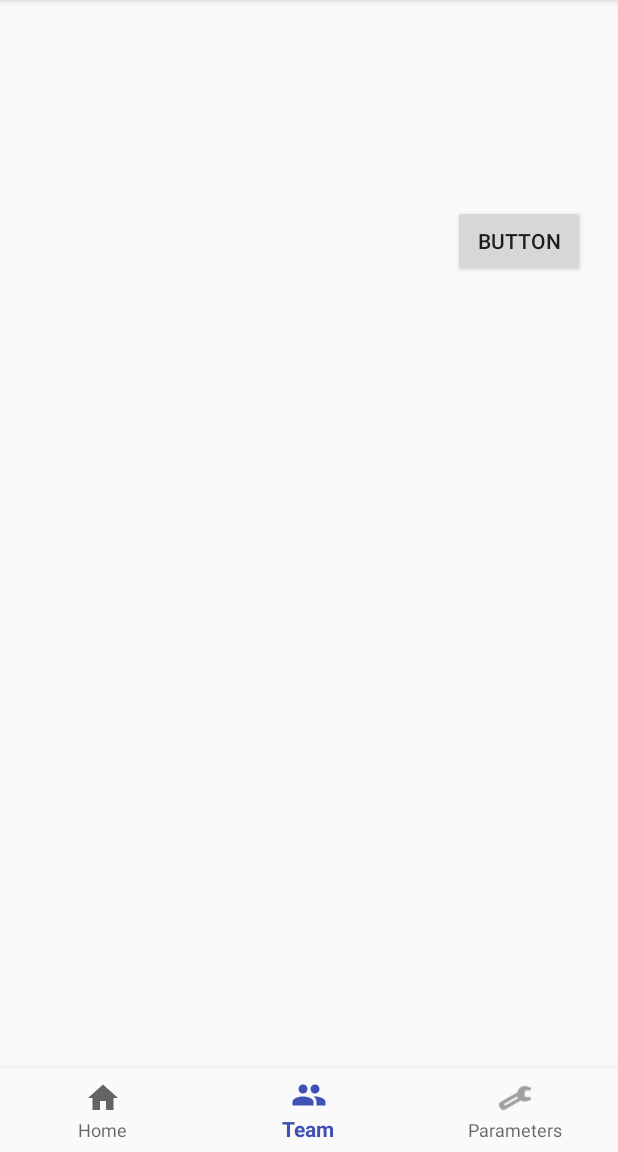
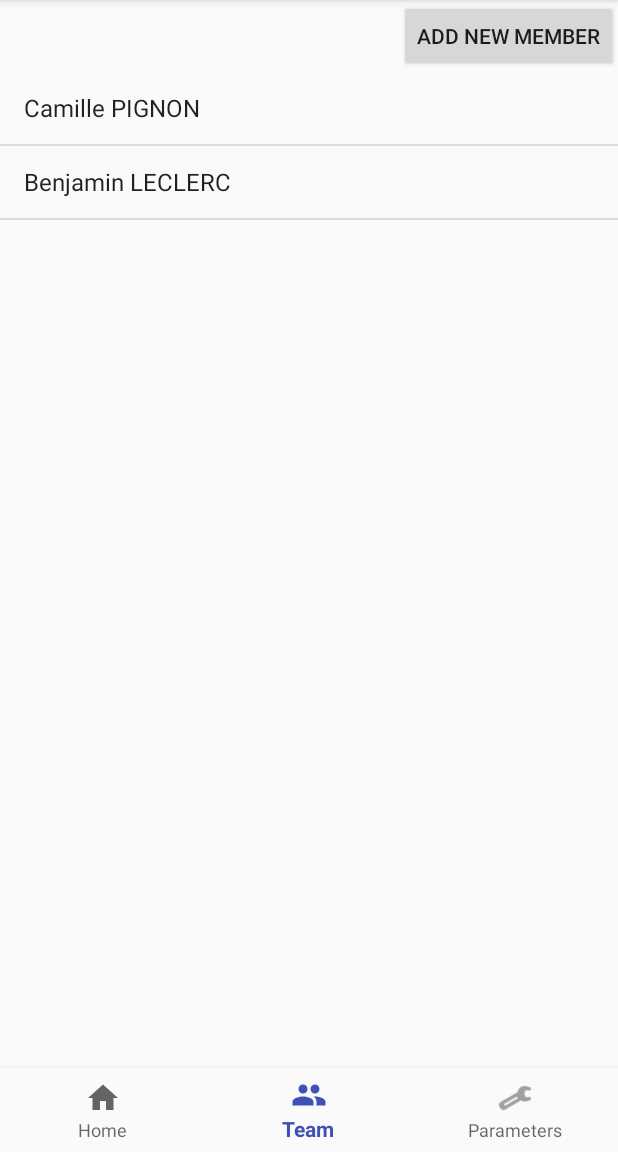
Before and after one commit to campignon/boltscrum, an Android app: the screen it shows after launch (MainActivity), item 2 of the bottom bar chosen, on a phone screen of 412 x 824 dp, the part 84-1236 px from its top. Run offline under Robolectric (Android 15) with nearby library versions, the phone set to English and light mode, and no system bars.

Commit message:
Modified the TeamFragment to display a list

```diff
--- a/app/src/main/java/com/hexatech/boltscrum/MainActivity.java
+++ b/app/src/main/java/com/hexatech/boltscrum/MainActivity.java
@@ -6,6 +6,12 @@ import android.support.design.widget.BottomNavigationView;
 import android.support.v4.app.FragmentManager;
 import android.support.v7.app.AppCompatActivity;
 import android.view.MenuItem;
+import android.widget.ArrayAdapter;
+import android.widget.ListView;
+
+import java.util.ArrayList;
+import java.util.Arrays;
+import java.util.List;
 
 public class MainActivity extends AppCompatActivity {
 
@@ -19,15 +25,15 @@ public class MainActivity extends AppCompatActivity {
             switch (item.getItemId()) {
                 case R.id.navigation_home:
                     HomeFragment home = new HomeFragment();
-                    fragmentManager.beginTransaction().replace(R.id.fragmentContainer, home).commit();
+                    fragmentManager.beginTransaction().replace(R.id.container, home).commit();
                     return true;
                 case R.id.navigation_team:
                     TeamFragment team = new TeamFragment();
-                    fragmentManager.beginTransaction().replace(R.id.fragmentContainer, team).commit();
+                    fragmentManager.beginTransaction().replace(R.id.container, team).commit();
                     return true;
                 case R.id.navigation_parameters:
                     ParametersFragment parameters = new ParametersFragment();
-                    fragmentManager.beginTransaction().replace(R.id.fragmentContainer, parameters).commit();
+                    fragmentManager.beginTransaction().replace(R.id.container, parameters).commit();
                     return true;
             }
             return false;
@@ -41,7 +47,7 @@ public class MainActivity extends AppCompatActivity {
 
         this.fragmentManager = getSupportFragmentManager();
         HomeFragment home = new HomeFragment();
-        fragmentManager.beginTransaction().replace(R.id.fragmentContainer, home).commit();
+        fragmentManager.beginTransaction().add(R.id.container, home).commit();
 
         BottomNavigationView navigation = findViewById(R.id.navigation);
         navigation.setOnNavigationItemSelectedListener(mOnNavigationItemSelectedListener);
--- a/app/src/main/java/com/hexatech/boltscrum/TeamFragment.java
+++ b/app/src/main/java/com/hexatech/boltscrum/TeamFragment.java
@@ -6,6 +6,8 @@ import android.support.v4.app.Fragment;
 import android.view.LayoutInflater;
 import android.view.View;
 import android.view.ViewGroup;
+import android.widget.ArrayAdapter;
+import android.widget.ListView;
 
 
 /**
@@ -13,17 +15,27 @@ import android.view.ViewGroup;
  */
 public class TeamFragment extends Fragment {
 
-
     public TeamFragment() {
         // Required empty public constructor
     }
-
 
     @Override
     public View onCreateView(LayoutInflater inflater, ViewGroup container,
                              Bundle savedInstanceState) {
         // Inflate the layout for this fragment
-        return inflater.inflate(R.layout.fragment_team, container, false);
+        View view = inflater.inflate(R.layout.fragment_team, container, false);
+
+        String[] members = new String[] { "Camille PIGNON", "Benjamin LECLERC" };
+        ListView listView = view.findViewById(R.id.membersList);
+
+        ArrayAdapter<String> listViewAdapter = new ArrayAdapter<String>(
+                getActivity(),
+                android.R.layout.simple_list_item_1,
+                members);
+
+        listView.setAdapter(listViewAdapter);
+
+        return view;
     }
 
 }
--- a/app/src/main/res/layout/activity_main.xml
+++ b/app/src/main/res/layout/activity_main.xml
@@ -6,17 +6,6 @@
     android:layout_width="match_parent"
     android:layout_height="match_parent"
     tools:context="com.hexatech.boltscrum.MainActivity">
-
-    <FrameLayout
-        android:layout_width="368dp"
-        android:layout_height="439dp"
-        android:id="@+id/fragmentContainer"
-        app:layout_constraintBottom_toTopOf="@+id/navigation"
-        app:layout_constraintEnd_toEndOf="parent"
-        app:layout_constraintStart_toStartOf="parent"
-        app:layout_constraintTop_toTopOf="parent">
-
-    </FrameLayout>
 
     <android.support.design.widget.BottomNavigationView
         android:id="@+id/navigation"
--- a/app/src/main/res/layout/fragment_team.xml
+++ b/app/src/main/res/layout/fragment_team.xml
@@ -12,13 +12,14 @@
         android:orientation="vertical">
 
         <Button
-            android:id="@+id/button2"
+            android:id="@+id/addMemberButton"
             android:layout_width="wrap_content"
             android:layout_height="wrap_content"
             android:layout_gravity="right"
-            android:text="Button" />
+            android:text="@string/team_add_member_button" />
 
         <ListView
+            android:id="@+id/membersList"
             android:layout_width="match_parent"
             android:layout_height="match_parent" />
     </LinearLayout>
--- a/app/src/main/res/values/strings.xml
+++ b/app/src/main/res/values/strings.xml
@@ -9,8 +9,9 @@
     <string name="home_lottery_button">Lottery</string>
 
     <!-- TODO: Remove or change this placeholder text -->
+    <string name="team_add_member_button">Add new member</string>
+
+    <!-- TODO: Remove or change this placeholder text -->
     <string name="parameters_fragment_message">Welcome on the Parameters Page !</string>
 
-    <!-- TODO: Remove or change this placeholder text -->
-    <string name="team_fragment_message">Welcome on the Team Page !</string>
 </resources>
```
